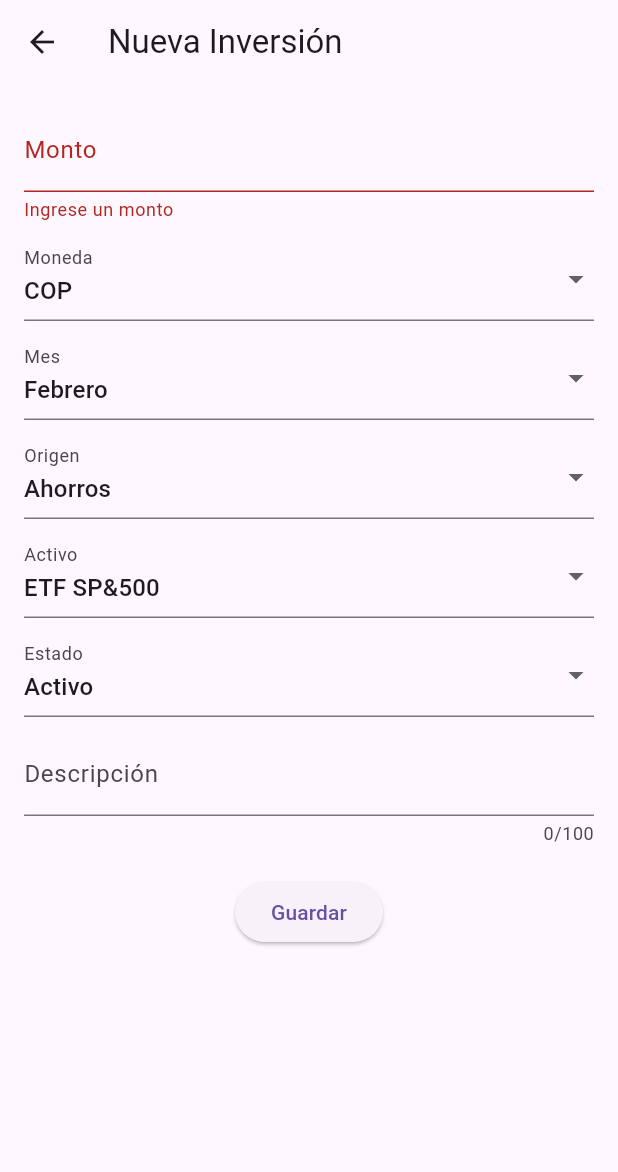
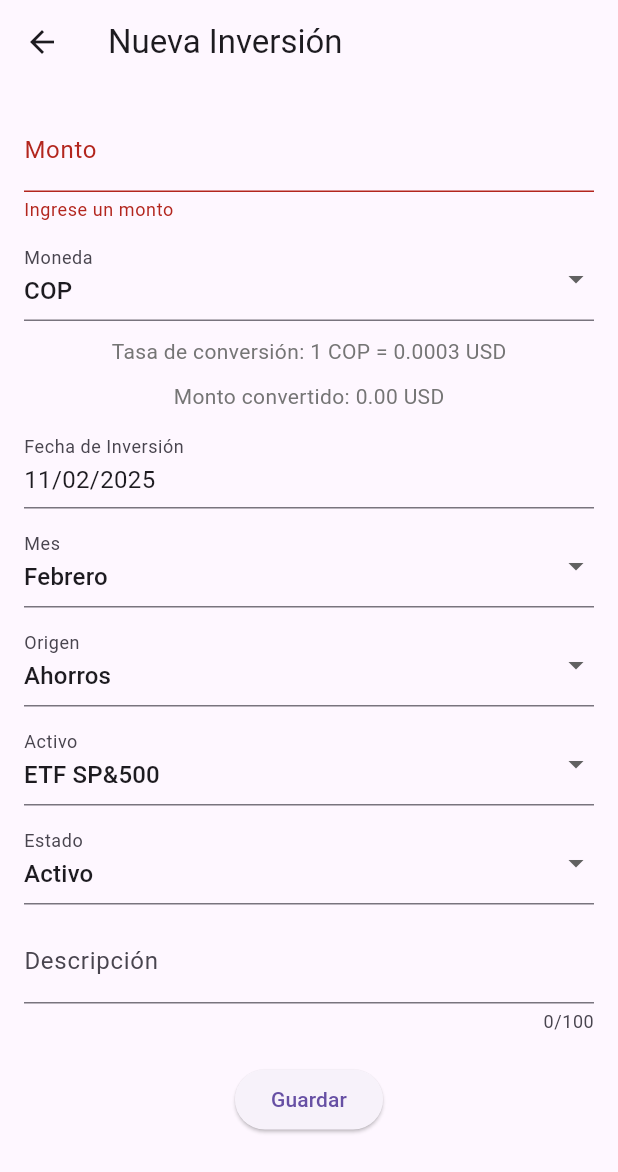
Before and after one commit to Alcander122/finaces, a Flutter app: the InvestmentFormScreen screen opened directly with empty values, after a tap on "Guardar", on a phone screen of 412 x 824 dp. Shown: the top 1172 px of the screen. Run offline on Flutter 3.47's test engine with Material 3 defaults, Android fonts, the phone set to English and light mode, and no system bars; our stand-ins replace cloud_firestore, firebase_auth, firebase_core, fl_chart, flutter_riverpod, shared_preferences and 1 more; accounts and stored records are empty.

Commit message:
Se Ajusta el formulario del detalle del portafolio y se haga la conversion de la moneda

```diff
--- a/lib/core/data/services/currency_service.dart
+++ b/lib/core/data/services/currency_service.dart
@@ -2,21 +2,22 @@ import 'package:http/http.dart' as http;
 import 'dart:convert';
 
 class CurrencyService {
-  static const String API_URL =
-      'https://api.exchangerate-api.com/v4/latest/USD';
+  static const String API_URL = 'https://api.exchangerate.host/latest?base=USD';
 
   Future<double> getExchangeRate(String from, String to) async {
     try {
-      final response = await http.get(Uri.parse(API_URL));
+      final response = await http.get(Uri.parse('$API_URL&symbols=$from,$to'));
       if (response.statusCode == 200) {
-        final rates = json.decode(response.body)['rates'];
+        final data = json.decode(response.body);
+        final rates = data['rates'] as Map<String, dynamic>;
         final fromRate = rates[from] ?? 1.0;
         final toRate = rates[to] ?? 1.0;
-        return toRate / fromRate;
+        return from == 'USD' ? toRate : 1 / fromRate;
       }
     } catch (e) {
       print('Error obteniendo tasa de cambio: $e');
     }
-    return 1.0;
+    // Valor de respaldo realista para COP-USD
+    return from == 'COP' ? 0.00025 : 4000.0;
   }
 }
--- a/lib/presentations/screens/portafolio/investment_form_screen.dart
+++ b/lib/presentations/screens/portafolio/investment_form_screen.dart
@@ -34,6 +34,7 @@ class _InvestmentFormScreenState extends State<InvestmentFormScreen> {
   late String _selectedEstado;
   double _tasaConversion = 1.0;
   double _montoConvertido = 0.0;
+  late DateTime _selectedFechaInversion;
 
   final List<String> _meses = [
     'Enero',
@@ -69,9 +70,10 @@ class _InvestmentFormScreenState extends State<InvestmentFormScreen> {
 
     _selectedMoneda = 'COP';
     _selectedMes = _meses[DateTime.now().month - 1];
-    _selectedOrigen = _origenes[0]; // Default
-    _selectedActivo = _activos[0]; // Default
+    _selectedOrigen = _origenes[0];
+    _selectedActivo = _activos[0];
     _selectedEstado = 'Activo';
+    _selectedFechaInversion = DateTime.now();
 
     if (widget.investment != null) {
       _montoController.text = widget.investment!.invMensual.toString();
@@ -81,18 +83,45 @@ class _InvestmentFormScreenState extends State<InvestmentFormScreen> {
       _selectedOrigen = widget.investment!.origen;
       _selectedActivo = widget.investment!.activo;
       _selectedEstado = widget.investment!.estado;
+      _selectedFechaInversion = widget.investment!.fechaInversion;
     }
 
     _montoController.addListener(_updateConversion);
+    _updateConversion();
   }
 
-  void _updateConversion() {
+  Future<void> _updateConversion() async {
     final monto = double.tryParse(_montoController.text) ?? 0;
+
+    // Tasa de conversión fija para COP a USD (1 COP = 0.0003 USD)
+    const tasaCOPtoUSD = 0.0003;
+    const tasaUSDtoCOP = 1 / tasaCOPtoUSD;
+
     setState(() {
-      _montoConvertido = _selectedMoneda == 'COP'
-          ? monto * _tasaConversion
-          : monto / _tasaConversion;
+      if (_selectedMoneda == 'COP') {
+        // Convertir de COP a USD
+        _tasaConversion = tasaCOPtoUSD;
+        _montoConvertido = monto * _tasaConversion;
+      } else {
+        // Convertir de USD a COP
+        _tasaConversion = tasaUSDtoCOP;
+        _montoConvertido = monto * _tasaConversion;
+      }
     });
+  }
+
+  Future<void> _selectFechaInversion(BuildContext context) async {
+    final DateTime? picked = await showDatePicker(
+      context: context,
+      initialDate: _selectedFechaInversion,
+      firstDate: DateTime(1900),
+      lastDate: DateTime(2100),
+    );
+    if (picked != null && picked != _selectedFechaInversion) {
+      setState(() {
+        _selectedFechaInversion = picked;
+      });
+    }
   }
 
   Future<void> _guardarInversion() async {
@@ -107,7 +136,7 @@ class _InvestmentFormScreenState extends State<InvestmentFormScreen> {
         moneda: _selectedMoneda,
         descripcion: _descripcionController.text,
         estado: _selectedEstado,
-        fechaInversion: DateTime.now(),
+        fechaInversion: _selectedFechaInversion,
         origen: _selectedOrigen,
         activo: _selectedActivo,
       );
@@ -130,29 +159,70 @@ class _InvestmentFormScreenState extends State<InvestmentFormScreen> {
         title: Text(
             widget.investment == null ? "Nueva Inversión" : "Editar Inversión"),
       ),
-      body: Padding(
+      body: SingleChildScrollView(
         padding: const EdgeInsets.all(16.0),
         child: Form(
           key: _formKey,
           child: Column(
             children: [
+              // Campo de Monto
               TextFormField(
                 controller: _montoController,
                 decoration: const InputDecoration(labelText: 'Monto'),
-                keyboardType: TextInputType.number,
-                validator: (value) =>
-                    value!.isEmpty ? 'Ingrese un monto' : null,
+                keyboardType: TextInputType.numberWithOptions(decimal: true),
+                validator: (value) {
+                  if (value == null || value.isEmpty) return 'Ingrese un monto';
+                  final amount = double.tryParse(value);
+                  if (amount == null) return 'Monto inválido';
+                  if (amount <= 0) return 'Monto debe ser positivo';
+                  return null;
+                },
               ),
               const SizedBox(height: 10),
+
+              // Selector de Moneda
               DropdownButtonFormField<String>(
                 value: _selectedMoneda,
                 items: ['COP', 'USD', 'EUR']
                     .map((e) => DropdownMenuItem(value: e, child: Text(e)))
                     .toList(),
-                onChanged: (value) => setState(() => _selectedMoneda = value!),
+                onChanged: (value) async {
+                  setState(() => _selectedMoneda = value!);
+                  await _updateConversion();
+                },
                 decoration: const InputDecoration(labelText: 'Moneda'),
               ),
               const SizedBox(height: 10),
+
+              // Tasa de conversión
+              Text(
+                'Tasa de conversión: 1 $_selectedMoneda = ${_tasaConversion.toStringAsFixed(4)} ${_selectedMoneda == 'COP' ? 'USD' : 'COP'}',
+                style: TextStyle(fontSize: 14, color: Colors.grey[600]),
+              ),
+              const SizedBox(height: 10),
+
+              // Monto convertido (con decimales)
+              Text(
+                'Monto convertido: ${_montoConvertido.toStringAsFixed(2)} ${_selectedMoneda == 'COP' ? 'USD' : 'COP'}',
+                style: TextStyle(fontSize: 14, color: Colors.grey[600]),
+              ),
+              const SizedBox(height: 10),
+
+              // Selector de Fecha de Inversión
+              InkWell(
+                onTap: () => _selectFechaInversion(context),
+                child: InputDecorator(
+                  decoration:
+                      const InputDecoration(labelText: 'Fecha de Inversión'),
+                  child: Text(
+                    DateFormat('dd/MM/yyyy').format(_selectedFechaInversion),
+                    style: const TextStyle(fontSize: 16),
+                  ),
+                ),
+              ),
+              const SizedBox(height: 10),
+
+              // Selector de Mes
               DropdownButtonFormField<String>(
                 value: _selectedMes,
                 items: _meses
@@ -162,6 +232,8 @@ class _InvestmentFormScreenState extends State<InvestmentFormScreen> {
                 decoration: const InputDecoration(labelText: 'Mes'),
               ),
               const SizedBox(height: 10),
+
+              // Selector de Origen
               DropdownButtonFormField<String>(
                 value: _selectedOrigen,
                 items: _origenes
@@ -171,6 +243,8 @@ class _InvestmentFormScreenState extends State<InvestmentFormScreen> {
                 decoration: const InputDecoration(labelText: 'Origen'),
               ),
               const SizedBox(height: 10),
+
+              // Selector de Activo
               DropdownButtonFormField<String>(
                 value: _selectedActivo,
                 items: _activos
@@ -180,6 +254,8 @@ class _InvestmentFormScreenState extends State<InvestmentFormScreen> {
                 decoration: const InputDecoration(labelText: 'Activo'),
               ),
               const SizedBox(height: 10),
+
+              // Selector de Estado
               DropdownButtonFormField<String>(
                 value: _selectedEstado,
                 items: ['Activo', 'Inactivo']
@@ -189,12 +265,16 @@ class _InvestmentFormScreenState extends State<InvestmentFormScreen> {
                 decoration: const InputDecoration(labelText: 'Estado'),
               ),
               const SizedBox(height: 10),
+
+              // Campo de Descripción
               TextFormField(
                 controller: _descripcionController,
                 decoration: const InputDecoration(labelText: 'Descripción'),
                 maxLength: 100,
               ),
               const SizedBox(height: 20),
+
+              // Botón de Guardar
               ElevatedButton(
                 onPressed: _guardarInversion,
                 child: const Text('Guardar'),
```
Also changed, not shown: lib/core/data/services/investment_service.dart (+15 -0 lines), lib/core/data/services/portafolio_service.dart (+6 -1 lines), lib/presentations/screens/portafolio/portafolio_detail_screen.dart (+5 -3 lines), lib/presentations/screens/portafolio/portafolio_screen.dart (+37 -6 lines), lib/utils/utilities.dart (added, +7 -0 lines).
